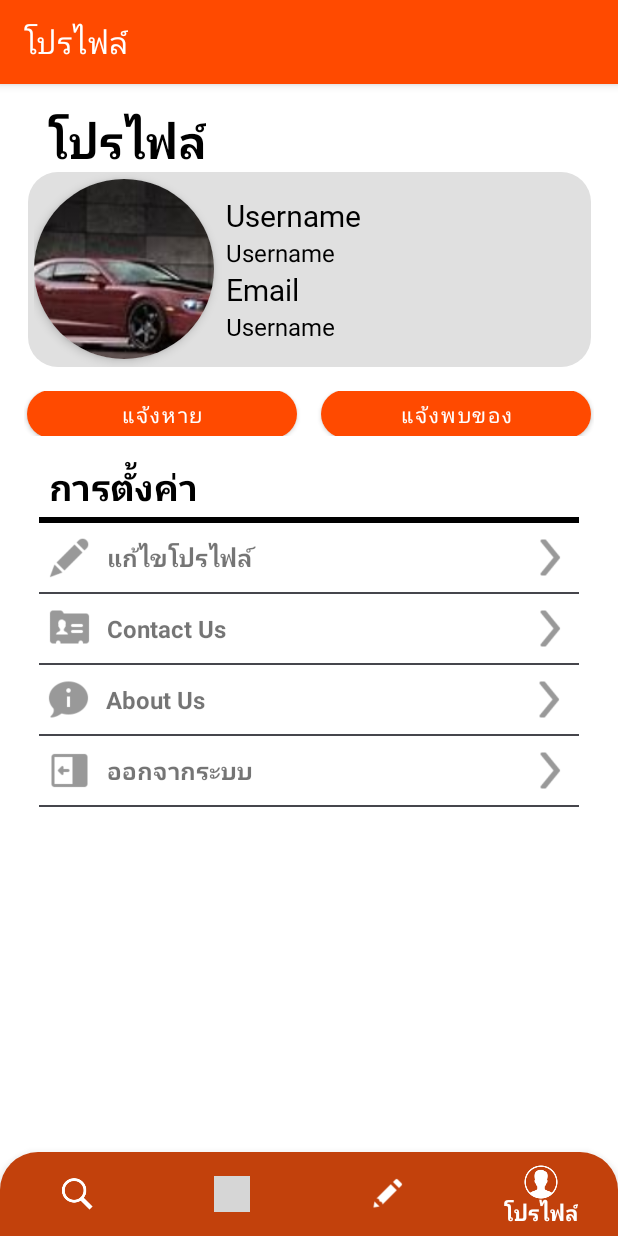
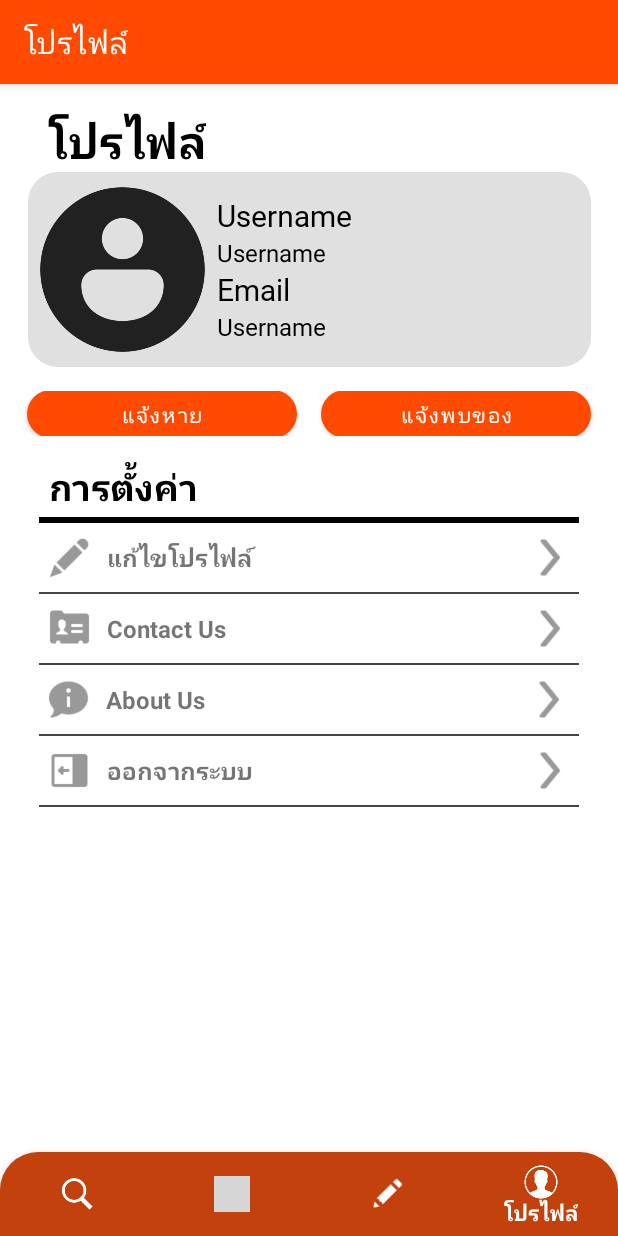
Before and after one commit to JengCharat/kkumissing, an Android app: the ProfileAsLostFragment screen opened through its navigation route, item 4 of the bottom bar chosen, on a phone screen of 412 x 824 dp. Run offline under Robolectric (Android 15) with nearby library versions, the phone set to English and light mode, and no system bars; our stand-ins replace CircleImageView, navigation-ui; Roboto replaces fonts that are not available here; grey boxes are pictures that could not be loaded.

Commit message:
edit profile redius2

```diff
--- a/app/src/main/java/com/example/mobileproject/ui/profile/ProfileAsLostFragment.kt
+++ b/app/src/main/java/com/example/mobileproject/ui/profile/ProfileAsLostFragment.kt
@@ -33,9 +33,9 @@ class ProfileAsLostFragment : Fragment() {
         binding.asLostItem.layoutManager = LinearLayoutManager(requireContext())
         // ✅ สร้างรายการตัวอย่าง
         val itemList = listOf(
-            SearchItem("กระเป๋าสตางค์หาย", "สมชาย", "ห้างสรรพสินค้า", "081-234-5678", R.drawable.rounded_button),
-            SearchItem("โทรศัพท์มือถือหาย", "สมหญิง", "รถไฟฟ้า BTS", "099-876-5432", R.drawable.rounded_button),
-            SearchItem("กุญแจรถหาย", "มานพ", "หน้ามหาวิทยาลัย", "085-123-4567", R.drawable.rounded_button)
+            SearchItem("กระเป๋าสตางค์หาย", "สมชาย", "ห้างสรรพสินค้า", "081-234-5678", R.drawable.d5),
+            SearchItem("โทรศัพท์มือถือหาย", "สมหญิง", "รถไฟฟ้า BTS", "099-876-5432", R.drawable.d5),
+            SearchItem("กุญแจรถหาย", "มานพ", "หน้ามหาวิทยาลัย", "085-123-4567", R.drawable.d5)
         )
         // ✅ กำหนด Adapter
         val adapter = SearchItemAdapter(itemList)
--- a/app/src/main/res/layout/fragment_profile.xml
+++ b/app/src/main/res/layout/fragment_profile.xml
@@ -205,18 +205,16 @@
         app:layout_constraintStart_toStartOf="parent"
         app:layout_constraintTop_toBottomOf="@id/textView7">
 
-        <com.google.android.material.card.MaterialCardView
-            android:id="@+id/profileImageCard"
-            android:layout_width="120dp"
-            android:layout_height="120dp"
-            app:cardCornerRadius="60dp"
-            app:cardElevation="4dp">
-            <ImageView
-                android:layout_width="match_parent"
-                android:layout_height="match_parent"
-                android:scaleType="centerCrop"
-                android:src="@drawable/d5" />
-        </com.google.android.material.card.MaterialCardView>
+        <com.google.android.material.imageview.ShapeableImageView
+            android:id="@+id/imageView5"
+            android:layout_width="110dp"
+            android:layout_height="110dp"
+            android:layout_marginLeft="4dp"
+            android:layout_marginTop="4dp"
+            android:layout_marginBottom="4dp"
+            android:scaleType="centerCrop"
+            app:shapeAppearanceOverlay="@style/CircleImageView"
+            app:srcCompat="@drawable/person" />
 
         <LinearLayout
             android:layout_width="235dp"
--- a/app/src/main/res/layout/fragment_report_as_lost4.xml
+++ b/app/src/main/res/layout/fragment_report_as_lost4.xml
@@ -84,7 +84,7 @@
         app:layout_constraintTop_toBottomOf="@+id/imageUploadMain" />
 
 
-    <ImageButton
+    <com.google.android.material.imageview.ShapeableImageView
         android:id="@+id/imageUploadMain"
         android:layout_width="240dp"
         android:layout_height="180dp"
@@ -96,6 +96,7 @@
         android:focusable="true"
         android:scaleType="centerCrop"
         android:src="@drawable/add_image"
+        app:shapeAppearanceOverlay="@style/CircleImageInput"
         app:layout_constraintEnd_toEndOf="parent"
         app:layout_constraintStart_toStartOf="parent"
         app:layout_constraintTop_toBottomOf="@+id/next3"
--- a/app/src/main/res/layout/item_search.xml
+++ b/app/src/main/res/layout/item_search.xml
@@ -1,5 +1,6 @@
 <?xml version="1.0" encoding="utf-8"?>
 <LinearLayout xmlns:android="http://schemas.android.com/apk/res/android"
+    xmlns:app="http://schemas.android.com/apk/res-auto"
     android:id="@+id/ITEM"
     android:layout_width="360dp"
     android:layout_height="120dp"
@@ -10,13 +11,14 @@
     android:orientation="horizontal"
     android:padding="8dp">
 
-    <ImageView
+    <com.google.android.material.imageview.ShapeableImageView
         android:id="@+id/thumbnail"
         android:layout_width="102dp"
         android:layout_height="102dp"
         android:layout_marginRight="8dp"
         android:radius="@dimen/activity_vertical_margin"
-        android:scaleType="centerCrop" />
+        android:scaleType="centerCrop"
+        app:shapeAppearanceOverlay="@style/CircleImageInput" />
 
     <LinearLayout
         android:layout_width="match_parent"
--- a/app/src/main/res/values/styles.xml
+++ b/app/src/main/res/values/styles.xml
@@ -14,8 +14,8 @@
         <item name="cornerFamily">rounded</item>
         <item name="cornerSize">50%</item>
     </style>
-    <style name="CircleImageView2" parent="ShapeAppearance.MaterialComponents.SmallComponent">
+    <style name="CircleImageInput" parent="ShapeAppearance.MaterialComponents.SmallComponent">
         <item name="cornerFamily">rounded</item>
-        <item name="cornerSize">50%</item>
+        <item name="cornerSize">10%</item>
     </style>
 </resources>
```
Also changed, not shown: app/src/main/res/drawable/person.png (added).
